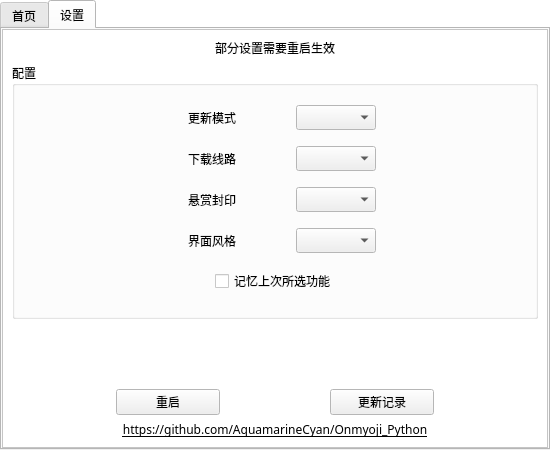
The window that src/ui/mainui.ui (AquamarineCyan/OnmyojiDesktopAssistant) describes before a commit, drawn with Qt 5.
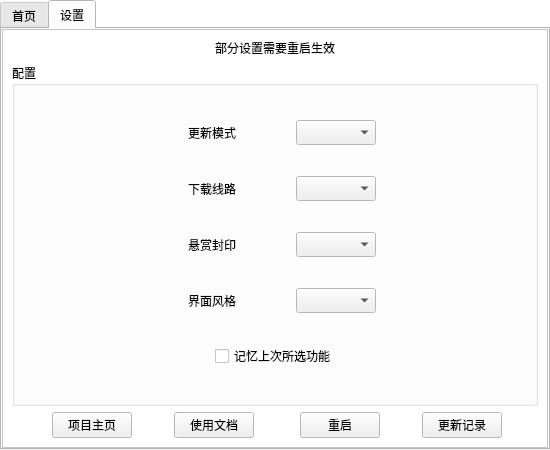
The same window after the commit. The open tabs and pages were chosen to show the change.

Commit message: :memo: 添加帮助文档

The edit to the form file:
```diff
--- a/src/ui/mainui.ui
+++ b/src/ui/mainui.ui
@@ -954,11 +954,11 @@
             <rect>
              <x>0</x>
              <y>0</y>
-             <width>306</width>
-             <height>259</height>
+             <width>542</width>
+             <height>423</height>
             </rect>
            </property>
-           <layout class="QVBoxLayout" name="verticalLayout_setting" stretch="0,4,1,1,0">
+           <layout class="QVBoxLayout" name="verticalLayout_setting" stretch="0,4,1">
             <item>
              <widget class="QLabel" name="label_tip_setting_restart">
               <property name="text">
@@ -1268,22 +1268,49 @@
              </widget>
             </item>
             <item>
-             <spacer name="verticalSpacer_setting">
-              <property name="orientation">
-               <enum>Qt::Orientation::Vertical</enum>
-              </property>
-              <property name="sizeHint" stdset="0">
-               <size>
-                <width>20</width>
-                <height>10</height>
-               </size>
-              </property>
-             </spacer>
-            </item>
-            <item>
-             <layout class="QHBoxLayout" name="horizontalLayout_restart_update_record" stretch="1,1,1,1,1">
+             <layout class="QHBoxLayout" name="horizontalLayout_restart_update_record" stretch="0,0,1,0,0,1,1,1,1">
               <item>
-               <spacer name="horizontalSpacer_restart_update_record_left">
+               <spacer name="horizontalSpacer_other_1">
+                <property name="orientation">
+                 <enum>Qt::Orientation::Horizontal</enum>
+                </property>
+                <property name="sizeHint" stdset="0">
+                 <size>
+                  <width>40</width>
+                  <height>20</height>
+                 </size>
+                </property>
+               </spacer>
+              </item>
+              <item>
+               <widget class="QPushButton" name="pushButton_homepage">
+                <property name="text">
+                 <string>项目主页</string>
+                </property>
+               </widget>
+              </item>
+              <item>
+               <spacer name="horizontalSpacer_other_2">
+                <property name="orientation">
+                 <enum>Qt::Orientation::Horizontal</enum>
+                </property>
+                <property name="sizeHint" stdset="0">
+                 <size>
+                  <width>40</width>
+                  <height>20</height>
+                 </size>
+                </property>
+               </spacer>
+              </item>
+              <item>
+               <widget class="QPushButton" name="pushButton_helpdoc">
+                <property name="text">
+                 <string>使用文档</string>
+                </property>
+               </widget>
+              </item>
+              <item>
+               <spacer name="horizontalSpacer_other_3">
                 <property name="orientation">
                  <enum>Qt::Orientation::Horizontal</enum>
                 </property>
@@ -1337,22 +1364,6 @@
               </item>
              </layout>
             </item>
-            <item>
-             <widget class="QLabel" name="label_GitHub_address">
-              <property name="focusPolicy">
-               <enum>Qt::FocusPolicy::NoFocus</enum>
-              </property>
-              <property name="layoutDirection">
-               <enum>Qt::LayoutDirection::LeftToRight</enum>
-              </property>
-              <property name="text">
-               <string>&lt;html&gt;&lt;head/&gt;&lt;body&gt;&lt;p&gt;&lt;span style=&quot; text-decoration: underline;&quot;&gt;https://github.com/AquamarineCyan/Onmyoji_Python&lt;/span&gt;&lt;/p&gt;&lt;/body&gt;&lt;/html&gt;</string>
-              </property>
-              <property name="alignment">
-               <set>Qt::AlignmentFlag::AlignCenter</set>
-              </property>
-             </widget>
-            </item>
            </layout>
           </widget>
          </widget>
```
Left out of the diff: 13 changed lines with no effect on the pictures. The commit also changes 3 other files.
